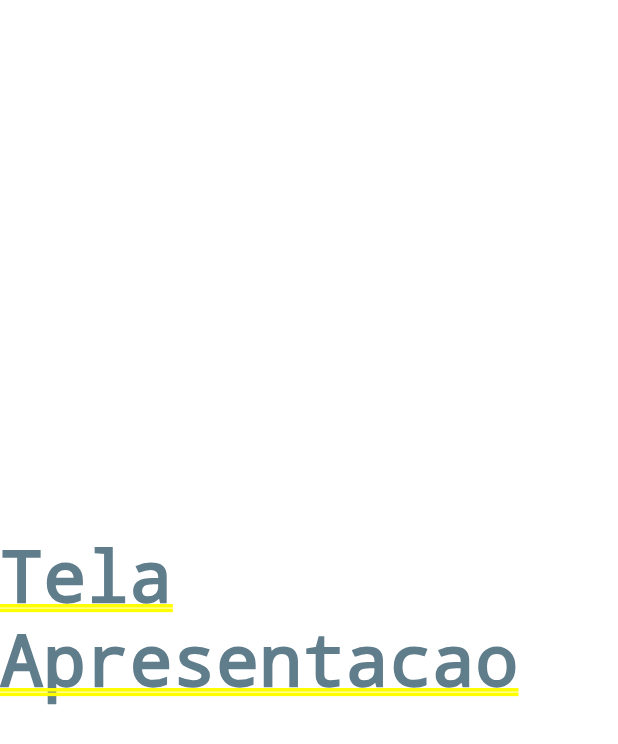
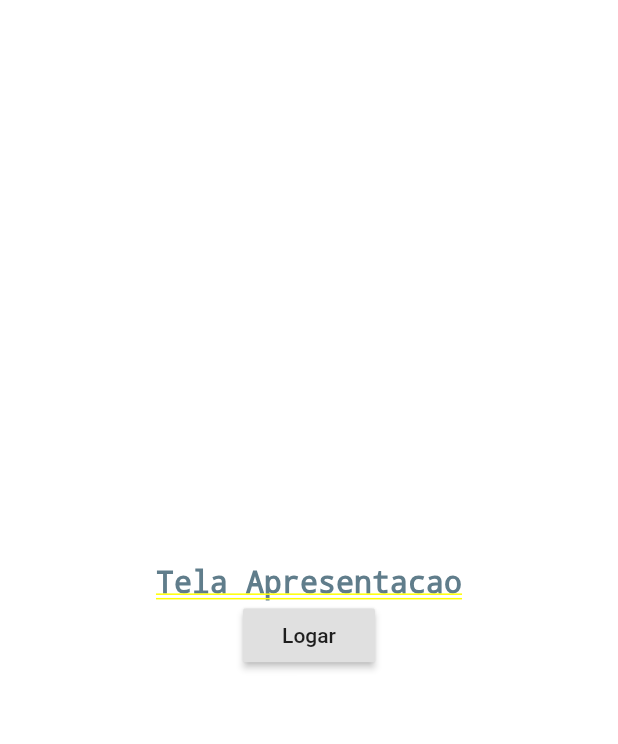
Before and after one commit to owarleysouza/S-Compras, a Flutter app: the screen it shows after launch, on a phone screen of 412 x 824 dp. Shown: the top 744 px of the screen. Run offline on Flutter 3.47's test engine with Material 2 defaults, Android fonts, the phone set to English and light mode, and no system bars.

Commit message:
Implementacao bem basica da tela de apresentacao com texto e botao que leva para login

```diff
--- a/lib/views/telaApresentacao.dart
+++ b/lib/views/telaApresentacao.dart
@@ -1,4 +1,5 @@
 import 'package:flutter/material.dart';
+import 'package:minhas_compras/views/login.dart';
 
 class TelaApresentacao extends StatefulWidget {
   @override
@@ -10,13 +11,24 @@ class _TelaApresentacaoState extends State<TelaApresentacao> {
   Widget build(BuildContext context) {
     return Container(
       child: Container(
-          width: double.infinity,
-          color: Colors.white,
-          child: Center(
-              child: Text(
-            "Tela Apresentacao",
-            style: TextStyle(color: Colors.blueGrey),
-          ))),
+        width: double.infinity,
+        color: Colors.white,
+        child: Column(
+          mainAxisAlignment: MainAxisAlignment.center,
+          children: <Widget>[
+            Text(
+              "Tela Apresentacao",
+              style: TextStyle(color: Colors.blueGrey, fontSize: 20),
+            ),
+            RaisedButton(
+                child: Text("Logar"),
+                onPressed: () {
+                  Navigator.push(context,
+                      MaterialPageRoute(builder: (context) => Login()));
+                })
+          ],
+        ),
+      ),
     );
   }
 }
```
